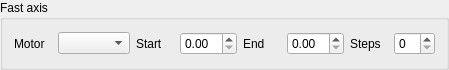
The window that xpaxs/instrumentation/spec/ui/ui_scanmotorwidget.ui (praxes/praxes) describes before a commit, drawn with Qt 5.
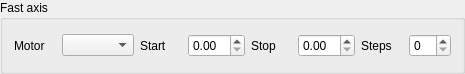
The same window after the commit.

The edit to the form file:
```diff
--- a/xpaxs/instrumentation/spec/ui/ui_scanmotorwidget.ui
+++ b/xpaxs/instrumentation/spec/ui/ui_scanmotorwidget.ui
@@ -5,8 +5,8 @@
    <rect>
     <x>0</x>
     <y>0</y>
-    <width>449</width>
-    <height>70</height>
+    <width>465</width>
+    <height>74</height>
    </rect>
   </property>
   <property name="sizePolicy" >
@@ -49,7 +49,7 @@
    <item>
     <widget class="QLabel" name="label_3" >
      <property name="text" >
-      <string>End</string>
+      <string>Stop</string>
      </property>
     </widget>
    </item>
```
Left out of the diff: 12 changed lines with no effect on the pictures.
